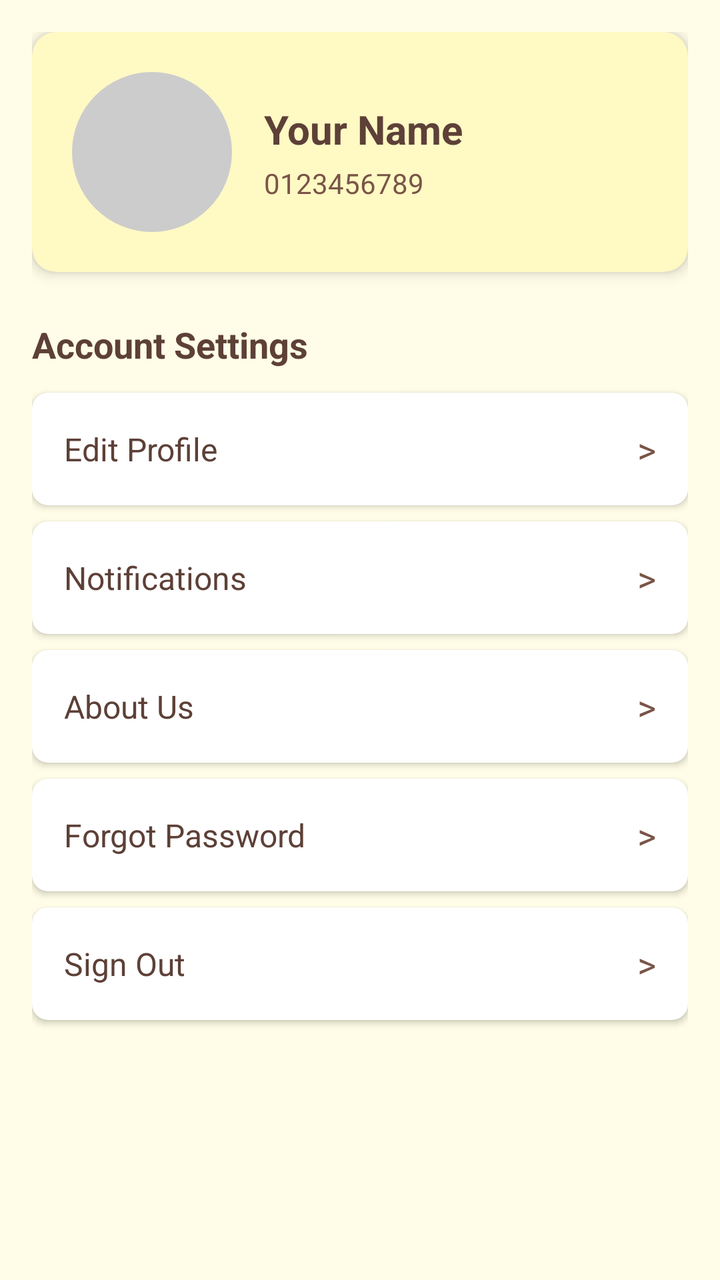
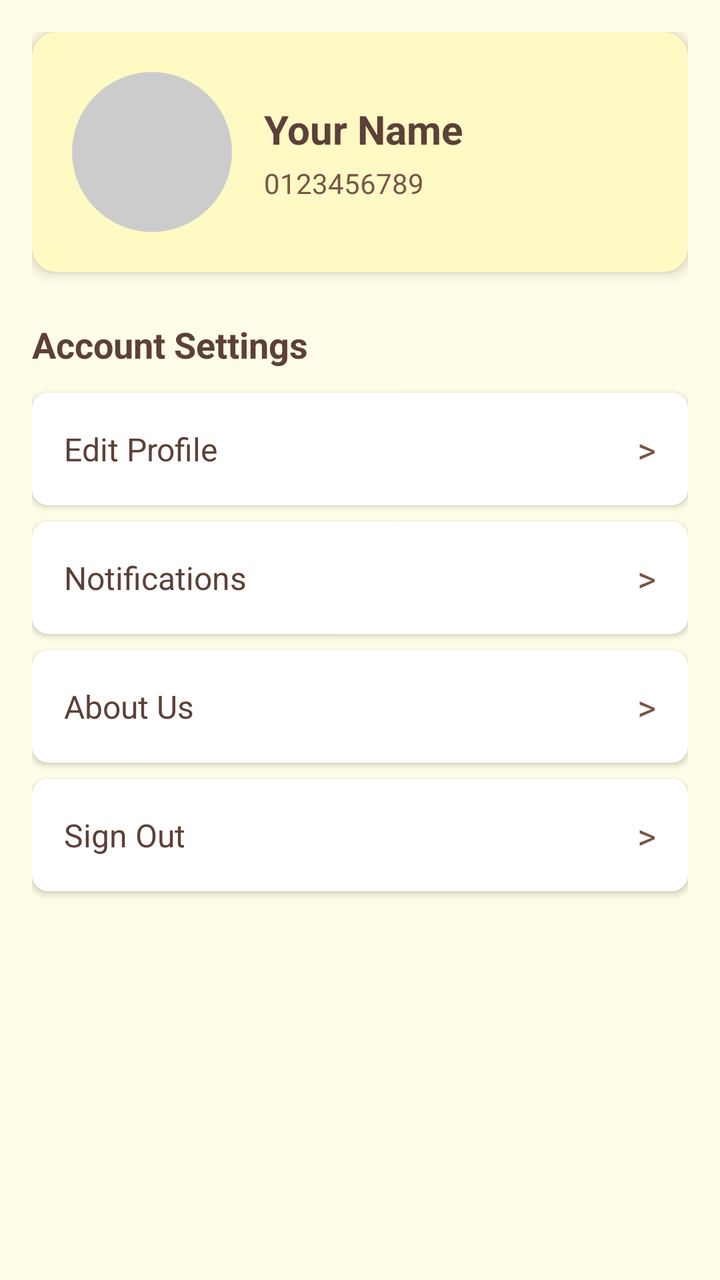

An Android layout rendered at two revisions. The XML below is the earlier revision; the diff shows what the commit changed to produce the second picture.
<!-- AndroidManifest.xml: application theme Theme.FoundIt -->
<!-- res/layout/fragment_profile.xml -->
<?xml version="1.0" encoding="utf-8"?>
<ScrollView xmlns:android="http://schemas.android.com/apk/res/android"
    xmlns:app="http://schemas.android.com/apk/res-auto"
    android:layout_width="match_parent"
    android:layout_height="match_parent"
    android:background="#FFFDE7">

    <LinearLayout
        android:layout_width="match_parent"
        android:layout_height="wrap_content"
        android:orientation="vertical"
        android:padding="16dp">

        
        <androidx.cardview.widget.CardView
            android:layout_width="match_parent"
            android:layout_height="wrap_content"
            android:layout_marginBottom="24dp"
            app:cardBackgroundColor="#FFF9C4"
            app:cardCornerRadius="12dp"
            app:cardElevation="4dp">

            <LinearLayout
                android:layout_width="match_parent"
                android:layout_height="wrap_content"
                android:orientation="horizontal"
                android:padding="20dp"
                android:gravity="center_vertical">

                <ImageView
                    android:id="@+id/imgProfile"
                    android:layout_width="80dp"
                    android:layout_height="80dp"
                    android:scaleType="centerCrop"
                    android:backgroundTint="#FFD54F"
                    android:padding="0dp"
                    android:src="@drawable/default_profile" />

                <LinearLayout
                    android:layout_width="0dp"
                    android:layout_height="wrap_content"
                    android:layout_weight="1"
                    android:orientation="vertical"
                    android:layout_marginStart="16dp">

                    <TextView
                        android:id="@+id/tvUsername"
                        android:layout_width="wrap_content"
                        android:layout_height="wrap_content"
                        android:text="Your Name"
                        android:textSize="20sp"
                        android:textColor="#5D4037"
                        android:textStyle="bold" />

                    <TextView
                        android:id="@+id/tvContact"
                        android:layout_width="wrap_content"
                        android:layout_height="wrap_content"
                        android:text="0123456789"
                        android:textSize="14sp"
                        android:textColor="#795548"
                        android:layout_marginTop="4dp" />
                </LinearLayout>
            </LinearLayout>
        </androidx.cardview.widget.CardView>

        
        <TextView
            android:layout_width="wrap_content"
            android:layout_height="wrap_content"
            android:text="Account Settings"
            android:textSize="18sp"
            android:textColor="#5D4037"
            android:textStyle="bold"
            android:layout_marginBottom="12dp" />

        
        <androidx.cardview.widget.CardView
            android:id="@+id/cardEdit"
            android:layout_width="match_parent"
            android:layout_height="wrap_content"
            android:layout_marginBottom="8dp"
            android:clickable="true"
            android:focusable="true"
            app:cardBackgroundColor="#FFFFFF"
            app:cardCornerRadius="8dp"
            app:cardElevation="2dp">
            <LinearLayout
                android:layout_width="match_parent"
                android:layout_height="wrap_content"
                android:orientation="horizontal"
                android:padding="16dp"
                android:gravity="center_vertical">
                <TextView
                    android:layout_width="0dp"
                    android:layout_height="wrap_content"
                    android:layout_weight="1"
                    android:text="Edit Profile"
                    android:textSize="16sp"
                    android:textColor="#5D4037" />
                <TextView
                    android:layout_width="wrap_content"
                    android:layout_height="wrap_content"
                    android:text=">"
                    android:textSize="18sp"
                    android:textColor="#795548" />
            </LinearLayout>
        </androidx.cardview.widget.CardView>

        <androidx.cardview.widget.CardView
            android:id="@+id/cardNotifications"
            android:layout_width="match_parent"
            android:layout_height="wrap_content"
            android:layout_marginBottom="8dp"
            android:clickable="true"
            android:focusable="true"
            app:cardBackgroundColor="#FFFFFF"
            app:cardCornerRadius="8dp"
            app:cardElevation="2dp">
            <LinearLayout
                android:layout_width="match_parent"
                android:layout_height="wrap_content"
                android:orientation="horizontal"
                android:padding="16dp"
                android:gravity="center_vertical">
                <TextView
                    android:layout_width="0dp"
                    android:layout_height="wrap_content"
                    android:layout_weight="1"
                    android:text="Notifications"
                    android:textSize="16sp"
                    android:textColor="#5D4037" />
                <TextView
                    android:layout_width="wrap_content"
                    android:layout_height="wrap_content"
                    android:text=">"
                    android:textSize="18sp"
                    android:textColor="#795548" />
            </LinearLayout>
        </androidx.cardview.widget.CardView>

        <androidx.cardview.widget.CardView
            android:id="@+id/cardAbout"
            android:layout_width="match_parent"
            android:layout_height="wrap_content"
            android:layout_marginBottom="8dp"
            android:clickable="true"
            android:focusable="true"
            app:cardBackgroundColor="#FFFFFF"
            app:cardCornerRadius="8dp"
            app:cardElevation="2dp">
            <LinearLayout
                android:layout_width="match_parent"
                android:layout_height="wrap_content"
                android:orientation="horizontal"
                android:padding="16dp"
                android:gravity="center_vertical">
                <TextView
                    android:layout_width="0dp"
                    android:layout_height="wrap_content"
                    android:layout_weight="1"
                    android:text="About Us"
                    android:textSize="16sp"
                    android:textColor="#5D4037" />
                <TextView
                    android:layout_width="wrap_content"
                    android:layout_height="wrap_content"
                    android:text=">"
                    android:textSize="18sp"
                    android:textColor="#795548" />
            </LinearLayout>
        </androidx.cardview.widget.CardView>

        <androidx.cardview.widget.CardView
            android:id="@+id/cardForgot"
            android:layout_width="match_parent"
            android:layout_height="wrap_content"
            android:layout_marginBottom="8dp"
            android:clickable="true"
            android:focusable="true"
            app:cardBackgroundColor="#FFFFFF"
            app:cardCornerRadius="8dp"
            app:cardElevation="2dp">
            <LinearLayout
                android:layout_width="match_parent"
                android:layout_height="wrap_content"
                android:orientation="horizontal"
                android:padding="16dp"
                android:gravity="center_vertical">
                <TextView
                    android:layout_width="0dp"
                    android:layout_height="wrap_content"
                    android:layout_weight="1"
                    android:text="Forgot Password"
                    android:textSize="16sp"
                    android:textColor="#5D4037" />
                <TextView
                    android:layout_width="wrap_content"
                    android:layout_height="wrap_content"
                    android:text=">"
                    android:textSize="18sp"
                    android:textColor="#795548" />
            </LinearLayout>
        </androidx.cardview.widget.CardView>

        <androidx.cardview.widget.CardView
            android:id="@+id/cardSignOut"
            android:layout_width="match_parent"
            android:layout_height="wrap_content"
            android:layout_marginBottom="32dp"
            android:clickable="true"
            android:focusable="true"
            app:cardBackgroundColor="#FFFFFF"
            app:cardCornerRadius="8dp"
            app:cardElevation="2dp">
            <LinearLayout
                android:layout_width="match_parent"
                android:layout_height="wrap_content"
                android:orientation="horizontal"
                android:padding="16dp"
                android:gravity="center_vertical">
                <TextView
                    android:layout_width="0dp"
                    android:layout_height="wrap_content"
                    android:layout_weight="1"
                    android:text="Sign Out"
                    android:textSize="16sp"
                    android:textColor="#5D4037" />
                <TextView
                    android:layout_width="wrap_content"
                    android:layout_height="wrap_content"
                    android:text=">"
                    android:textSize="18sp"
                    android:textColor="#795548" />
            </LinearLayout>
        </androidx.cardview.widget.CardView>

    </LinearLayout>
</ScrollView>
<!-- resources referenced by this layout -->
<resources>
  <!-- drawable default_profile (drawable) -->
  <shape xmlns:android="http://schemas.android.com/apk/res/android"
      android:shape="oval">
      <solid android:color="#CCCCCC"/>
  </shape>
  <style name="Theme.FoundIt" parent="Base.Theme.FoundIt" />
  <style name="Base.Theme.FoundIt" parent="Theme.Material3.DayNight.NoActionBar">
          
          
      </style>
</resources>

<!-- the commit's change to res/layout/fragment_profile.xml (unified diff, before → after) -->
@@ -172,38 +172,6 @@
         </androidx.cardview.widget.CardView>
 
         <androidx.cardview.widget.CardView
-            android:id="@+id/cardForgot"
-            android:layout_width="match_parent"
-            android:layout_height="wrap_content"
-            android:layout_marginBottom="8dp"
-            android:clickable="true"
-            android:focusable="true"
-            app:cardBackgroundColor="#FFFFFF"
-            app:cardCornerRadius="8dp"
-            app:cardElevation="2dp">
-            <LinearLayout
-                android:layout_width="match_parent"
-                android:layout_height="wrap_content"
-                android:orientation="horizontal"
-                android:padding="16dp"
-                android:gravity="center_vertical">
-                <TextView
-                    android:layout_width="0dp"
-                    android:layout_height="wrap_content"
-                    android:layout_weight="1"
-                    android:text="Forgot Password"
-                    android:textSize="16sp"
-                    android:textColor="#5D4037" />
-                <TextView
-                    android:layout_width="wrap_content"
-                    android:layout_height="wrap_content"
-                    android:text=">"
-                    android:textSize="18sp"
-                    android:textColor="#795548" />
-            </LinearLayout>
-        </androidx.cardview.widget.CardView>
-
-        <androidx.cardview.widget.CardView
             android:id="@+id/cardSignOut"
             android:layout_width="match_parent"
             android:layout_height="wrap_content"
